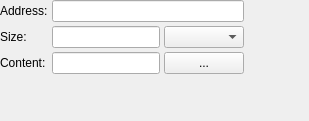
First picture: the form in Src/EmuOne/emuone-cereon/RomUnitEditor.ui, repository akapustiatyahoocouk/EmuOne, before the edit.
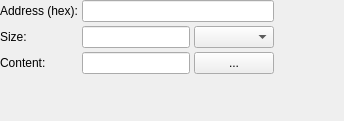
Second picture: the form after the edit.

```diff
--- a/Src/EmuOne/emuone-cereon/RomUnitEditor.ui
+++ b/Src/EmuOne/emuone-cereon/RomUnitEditor.ui
@@ -6,7 +6,7 @@
    <rect>
     <x>0</x>
     <y>0</y>
-    <width>309</width>
+    <width>344</width>
     <height>121</height>
    </rect>
   </property>
@@ -94,7 +94,7 @@
    <item row="0" column="0">
     <widget class="QLabel" name="_addressLabel">
      <property name="text">
-      <string>Address:</string>
+      <string>Address (hex):</string>
      </property>
     </widget>
    </item>
```
